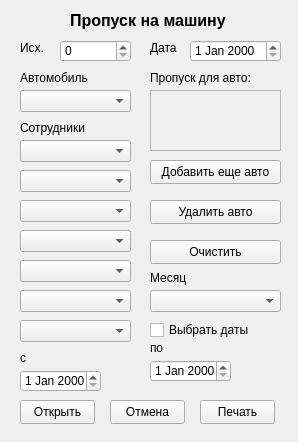
The window that my_helper/notebook/designer_ui/pass_auto.ui (SmolPO/vertical) describes before a commit, drawn with Qt 5.
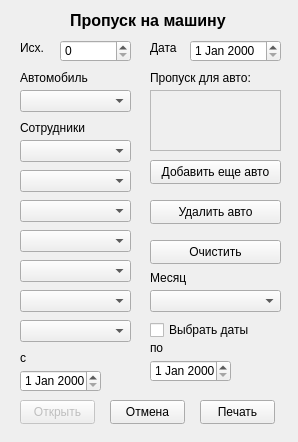
The same window after the commit.

```diff
--- a/my_helper/notebook/designer_ui/pass_auto.ui
+++ b/my_helper/notebook/designer_ui/pass_auto.ui
@@ -59,6 +59,9 @@
    </property>
   </widget>
   <widget class="QPushButton" name="b_open">
+   <property name="enabled">
+    <bool>false</bool>
+   </property>
    <property name="geometry">
     <rect>
      <x>20</x>
```
Left out of the diff: 3 changed lines with no effect on the pictures.
